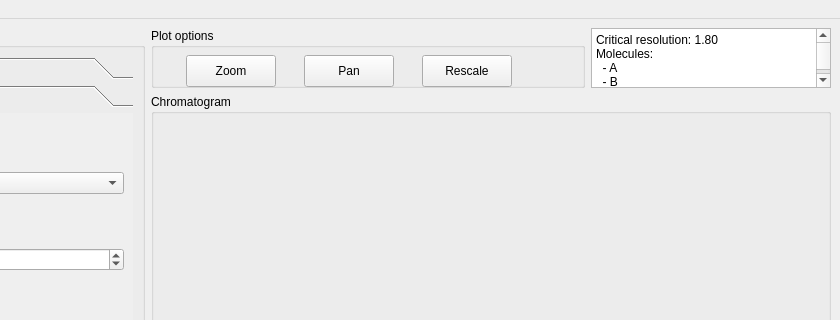
Before: the Qt Designer form gui/mainwindow.ui in gmrandazzo/PyLSS, drawn with Qt 5; both pictures show x 150 to 990 and y 0 to 320 of the 990 by 720 pixel window.
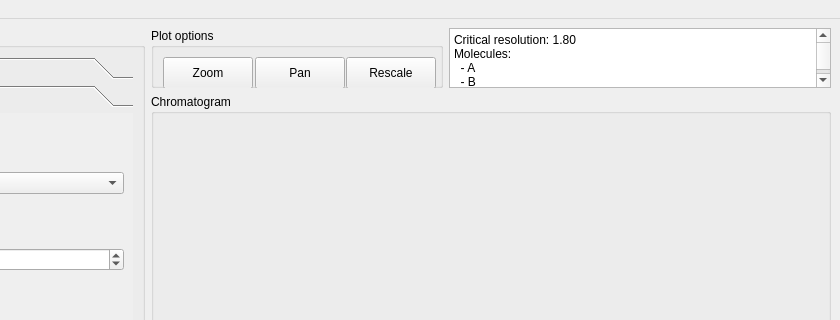
After: the same form once the commit is applied. The open tabs and pages were chosen to show the change.

```diff
--- a/gui/mainwindow.ui
+++ b/gui/mainwindow.ui
@@ -14,7 +14,7 @@
    <string>PyLSS</string>
   </property>
   <widget class="QWidget" name="centralwidget">
-   <layout class="QGridLayout" name="gridLayout_7">
+   <layout class="QGridLayout" name="gridLayout_11">
     <item row="0" column="0" rowspan="3">
      <widget class="QGroupBox" name="settingBox">
       <property name="maximumSize">
@@ -305,22 +305,16 @@
       </property>
       <property name="maximumSize">
        <size>
-        <width>16777215</width>
+        <width>292</width>
         <height>60</height>
        </size>
       </property>
       <property name="title">
        <string>Plot options</string>
       </property>
+      <layout class="QGridLayout" name="gridLayout_7">
+       <item row="0" column="0">
       <widget class="QPushButton" name="zoomButton">
-       <property name="geometry">
-        <rect>
-         <x>35</x>
-         <y>27</y>
-         <width>90</width>
-         <height>32</height>
-        </rect>
-       </property>
        <property name="minimumSize">
         <size>
          <width>90</width>
@@ -337,15 +331,9 @@
         <string>Zoom</string>
        </property>
       </widget>
+       </item>
+       <item row="0" column="1">
       <widget class="QPushButton" name="panButton">
-       <property name="geometry">
-        <rect>
-         <x>153</x>
-         <y>27</y>
-         <width>90</width>
-         <height>32</height>
-        </rect>
-       </property>
        <property name="minimumSize">
         <size>
          <width>90</width>
@@ -362,15 +350,9 @@
         <string>Pan</string>
        </property>
       </widget>
+       </item>
+       <item row="0" column="2">
       <widget class="QPushButton" name="rescaleButton">
-       <property name="geometry">
-        <rect>
-         <x>271</x>
-         <y>27</y>
-         <width>90</width>
-         <height>32</height>
-        </rect>
-       </property>
        <property name="minimumSize">
         <size>
          <width>90</width>
@@ -387,6 +369,8 @@
         <string>Rescale</string>
        </property>
       </widget>
+       </item>
+      </layout>
      </widget>
     </item>
     <item row="0" column="2">
@@ -399,7 +383,7 @@
       </property>
       <property name="maximumSize">
        <size>
-        <width>240</width>
+        <width>9999999</width>
         <height>60</height>
        </size>
       </property>
```
Left out of the diff: 4 changed lines with no effect on the pictures. Lines whose indentation alone changed are shown as unchanged.
